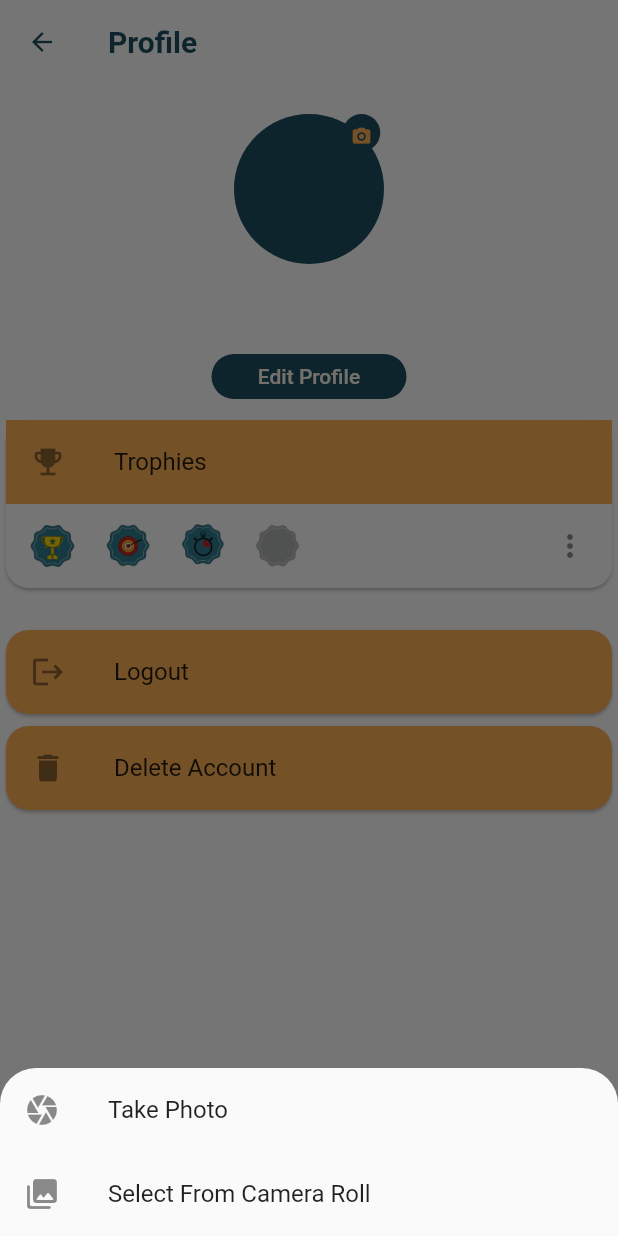
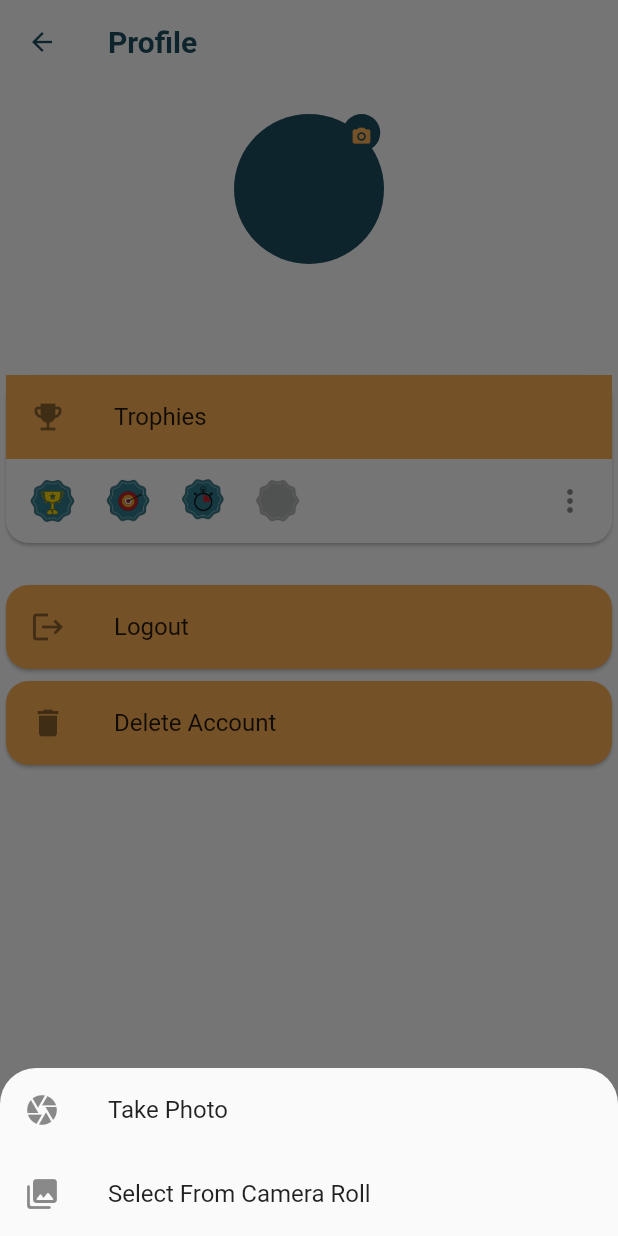
Before and after one commit to SamihaHussein2/Task-it-mobile-project, a Flutter app: the Account screen opened directly, after a tap on the "camera alt" icon, on a phone screen of 412 x 824 dp. Run offline on Flutter 3.47's test engine with Material 2 defaults, Android fonts, the phone set to English and light mode, and no system bars; our stand-ins replace cloud_firestore, dotted_border, email_validator, firebase_auth, firebase_core, firebase_storage and 4 more; accounts and stored records are empty; network calls fail.

Commit message:
final-remove-edit

```diff
--- a/task_it/lib/screens/user_account.dart
+++ b/task_it/lib/screens/user_account.dart
@@ -209,28 +209,6 @@ class _AccountState extends State<Account> {
                   SizedBox(
                     height: 10,
                   ),
-                  Container(
-                    height: 30,
-                    width: 130,
-                    decoration: BoxDecoration(
-                      borderRadius: BorderRadius.circular(20),
-                      color: CustomColors.Midnight,
-                    ),
-                    child: Center(
-                        child: MaterialButton(
-                      onPressed: () {
-                        // Navigator.pop(
-                        //     context,
-                        //     MaterialPageRoute(
-                        //         //after validation goes to homepage
-                        //         builder: (context) => Splash()));
-                      },
-                      child: Text(
-                        "Edit Profile",
-                        style: TextStyle(color: CustomColors.SeaShell),
-                      ),
-                    )),
-                  )
                 ],
               ),
             ),
```
